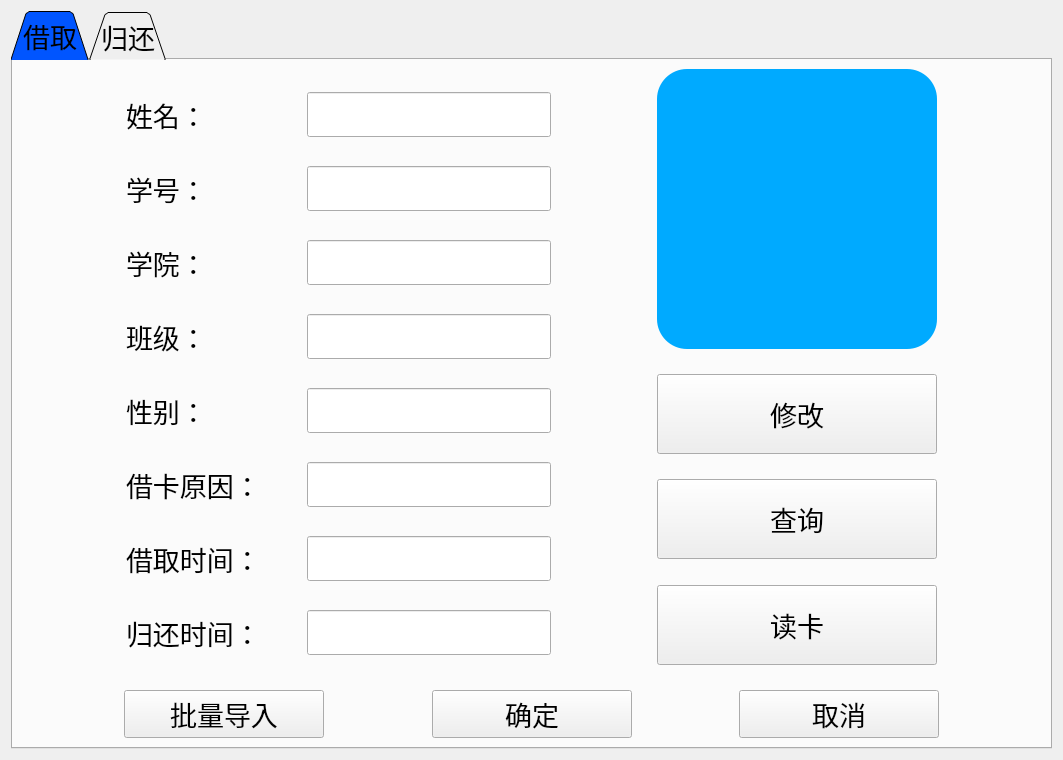
Qt form info_manage_system/account_card_borrow_page.ui (interstellar-ai/info_manage_system) before a commit.
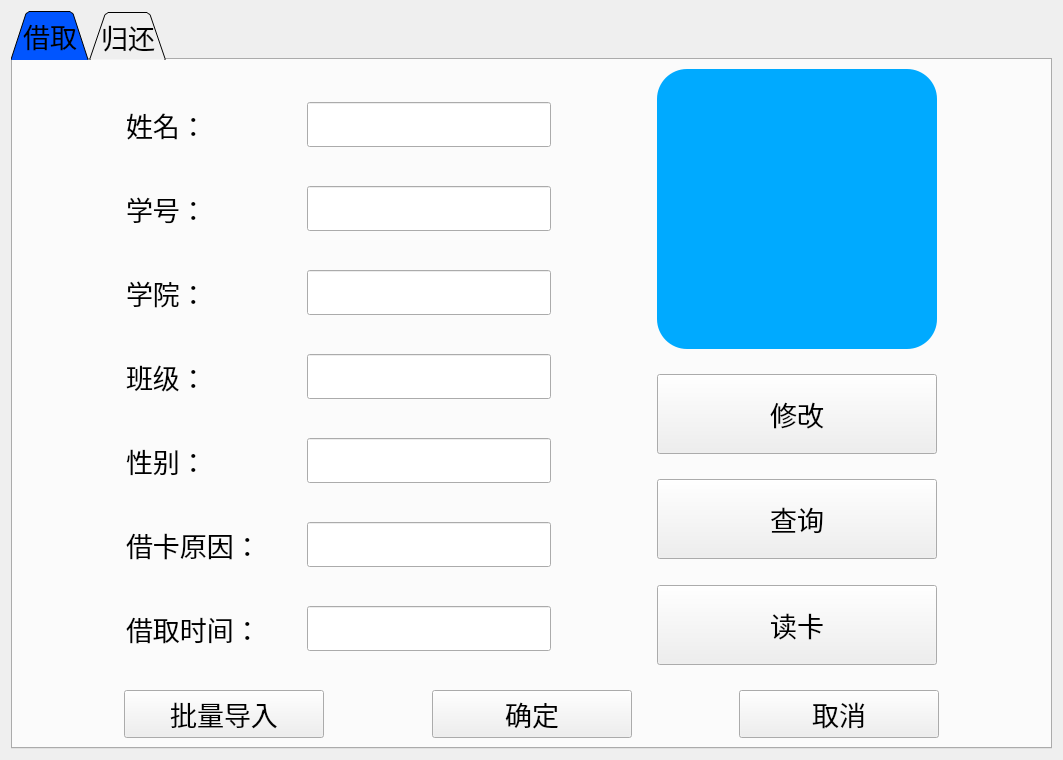
The same form after that commit. The open tabs and pages were chosen to show the change. Icons and pictures are not drawn.

The edit to the form file:
```diff
--- a/info_manage_system/account_card_borrow_page.ui
+++ b/info_manage_system/account_card_borrow_page.ui
@@ -348,46 +348,6 @@
                </item>
               </layout>
              </item>
-             <item>
-              <layout class="QHBoxLayout" name="horizontalLayout_9">
-               <item>
-                <widget class="QLabel" name="label_16">
-                 <property name="font">
-                  <font>
-                   <family>宋体</family>
-                   <pointsize>20</pointsize>
-                  </font>
-                 </property>
-                 <property name="text">
-                  <string>归还时间：</string>
-                 </property>
-                </widget>
-               </item>
-               <item>
-                <spacer name="horizontalSpacer_16">
-                 <property name="orientation">
-                  <enum>Qt::Horizontal</enum>
-                 </property>
-                 <property name="sizeHint" stdset="0">
-                  <size>
-                   <width>40</width>
-                   <height>20</height>
-                  </size>
-                 </property>
-                </spacer>
-               </item>
-               <item>
-                <widget class="QLineEdit" name="return_time">
-                 <property name="font">
-                  <font>
-                   <family>宋体</family>
-                   <pointsize>20</pointsize>
-                  </font>
-                 </property>
-                </widget>
-               </item>
-              </layout>
-             </item>
             </layout>
            </item>
            <item>
```
Left out of the diff: 2 changed lines with no effect on the pictures.
